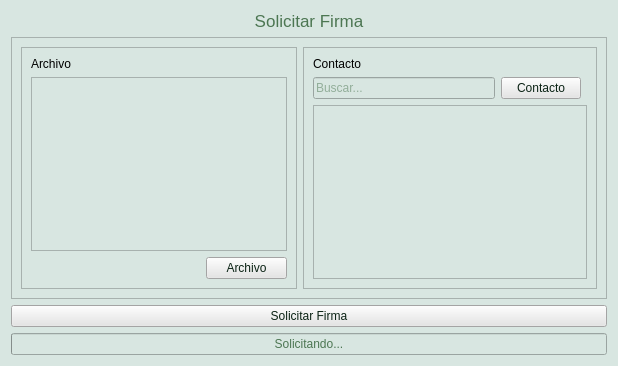
First picture: the form in client_fva/ui/ui_elements/requestsignature.ui, repository luisza/dfva_client, before the edit.
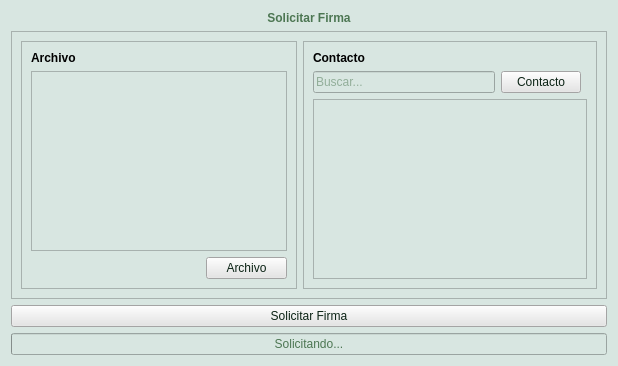
Second picture: the form after the edit. Icons and pictures are not drawn.

Commit message: Start working in preferences menu item (font family, font size and theme).  Clean all font configuration in widgets so font preferences are applied everywhere as required.  Other minor changes.

Patch:
```diff
--- a/client_fva/ui/ui_elements/requestsignature.ui
+++ b/client_fva/ui/ui_elements/requestsignature.ui
@@ -24,7 +24,7 @@
       <bool>false</bool>
      </property>
      <property name="styleSheet">
-      <string notr="true">font: 13pt;</string>
+      <string notr="true">font: bold;</string>
      </property>
      <property name="text">
       <string>Solicitar Firma</string>
@@ -85,8 +85,8 @@
           <item row="2" column="0">
            <widget class="QLabel" name="label">
             <property name="styleSheet">
-             <string notr="true">font: 75 10pt &quot;Noto Sans&quot;;
-color: rgb(0, 0, 0);</string>
+             <string notr="true">color: rgb(0, 0, 0);
+font: bold;</string>
             </property>
             <property name="text">
              <string>Archivo</string>
@@ -151,6 +151,9 @@
           </item>
           <item row="4" column="0">
            <widget class="QLineEdit" name="searchContact">
+            <property name="styleSheet">
+             <string notr="true"/>
+            </property>
             <property name="text">
              <string/>
             </property>
@@ -162,8 +165,8 @@
           <item row="3" column="0">
            <widget class="QLabel" name="label_2">
             <property name="styleSheet">
-             <string notr="true">font: 75 10pt &quot;Noto Sans&quot;;
-color: rgb(0, 0, 0);</string>
+             <string notr="true">color: rgb(0, 0, 0);
+font: bold;</string>
             </property>
             <property name="text">
              <string>Contacto</string>
```
Left out of the diff: 41 changed lines with no effect on the pictures. The commit also changes 26 other files.
